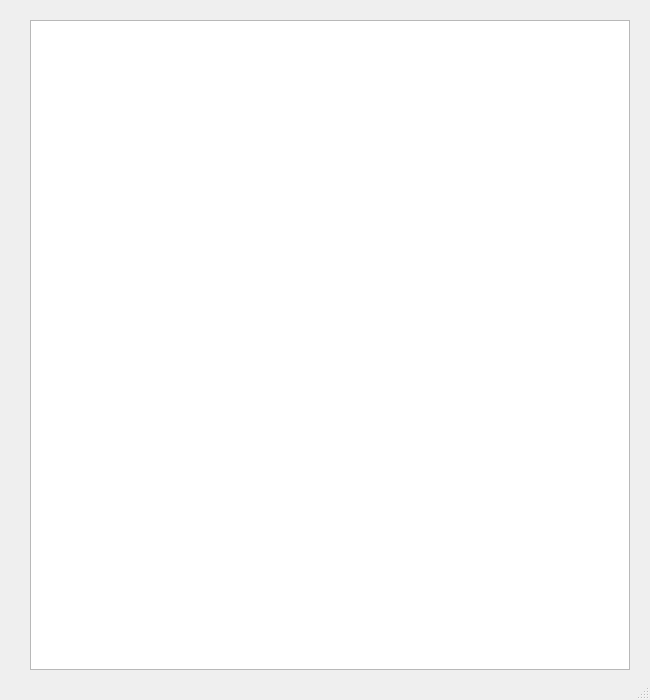
daniela0020/Theory-_B_Videojuego, file mainwindow.ui: the form before one commit.
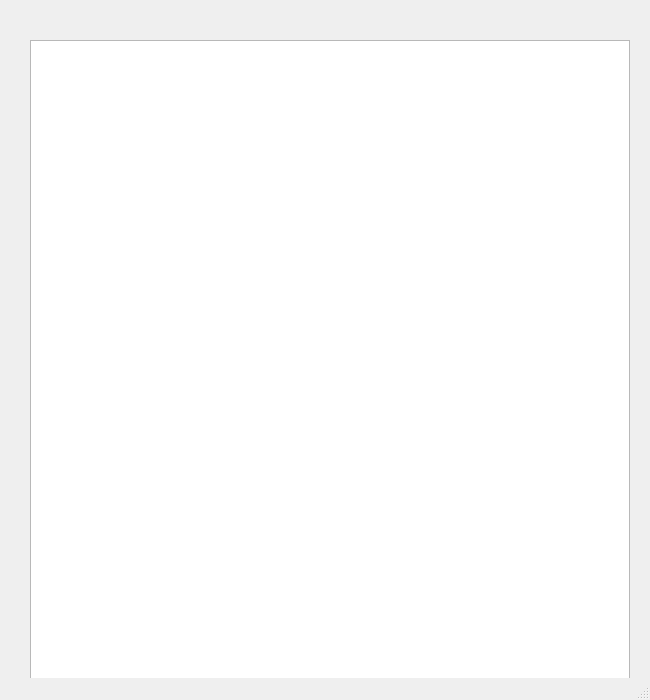
The form after the commit.

Diff of the .ui file:
```diff
--- a/mainwindow.ui
+++ b/mainwindow.ui
@@ -18,7 +18,7 @@
     <property name="geometry">
      <rect>
       <x>30</x>
-      <y>20</y>
+      <y>40</y>
       <width>600</width>
       <height>650</height>
      </rect>
```
